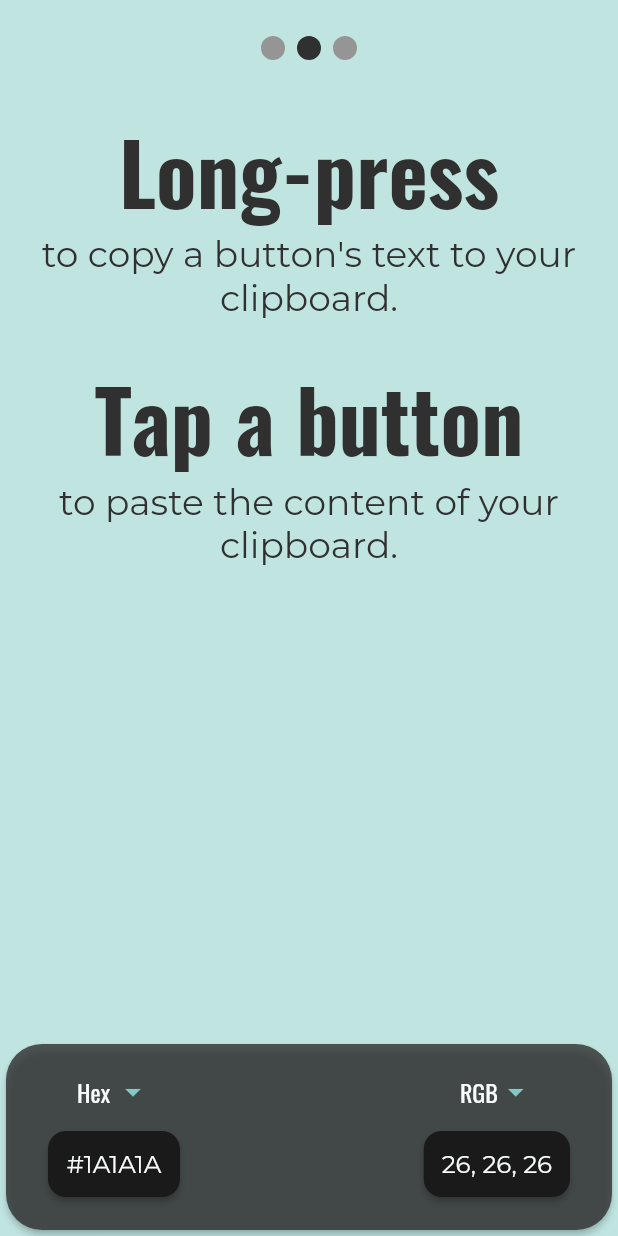
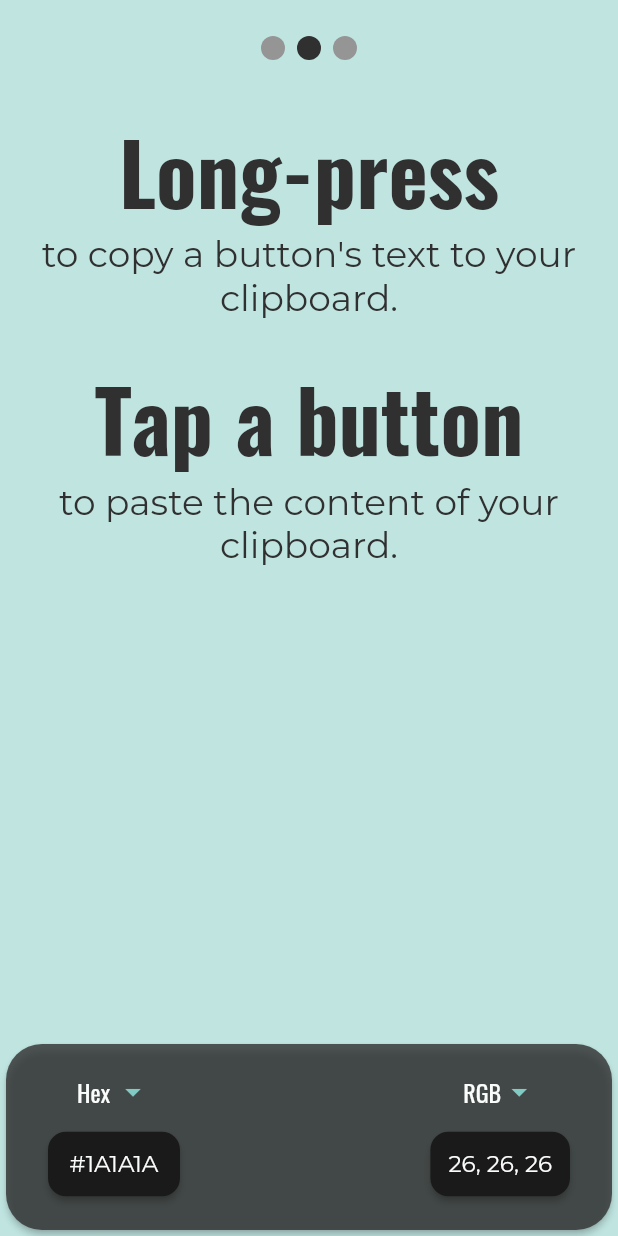
Before and after one commit to drogel/colored, a Flutter app: the screen it shows after launch, swiped to page 2, on a phone screen of 412 x 824 dp. Run offline on Flutter 3.47's test engine with Material 2 defaults, Android fonts, the phone set to English and light mode, and no system bars; drawn by our look-alikes of auto_size_text, smooth_page_indicator; our stand-ins replace connectivity, shared_preferences, transparent_image; missing offline and left inert: expandable_slider; statements that could not run were skipped; project files that could hold a hidden picture were left out.

Commit message:
fixes padding issues in names list and in primary buttons

```diff
--- a/lib/sources/presentation/layouts/names_list/names_list_layout.dart
+++ b/lib/sources/presentation/layouts/names_list/names_list_layout.dart
@@ -38,7 +38,7 @@ class NamesListLayout extends StatelessWidget {
       constraints: const BoxConstraints.expand(),
       padding: EdgeInsets.symmetric(
         horizontal: padding.base,
-        vertical: padding.base / 2,
+        vertical: padding.vertical.top,
       ),
       child: Text(localization.noColorsFound),
     );
--- a/lib/sources/presentation/widgets/buttons/primary_button.dart
+++ b/lib/sources/presentation/widgets/buttons/primary_button.dart
@@ -31,7 +31,7 @@ class PrimaryButton extends StatelessWidget {
         borderRadius: BorderRadius.all(radii.medium),
       ),
       padding: padding ?? paddingScheme.large,
-      child: Text(title, style: textStyle, textScaleFactor: 0.82),
+      child: Text(title, style: textStyle, textScaleFactor: 0.77),
     );
   }
 }
```
